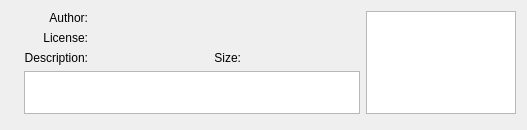
Qt form src/gui/addonWidget.ui (Stellarium/stellarium) before a commit.
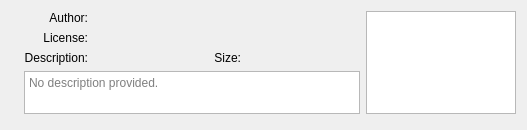
The same form after that commit.

Commit message: AddOnWidget adding placeholder text 'no description provided'

The edit to the form file:
```diff
--- a/src/gui/addonWidget.ui
+++ b/src/gui/addonWidget.ui
@@ -68,6 +68,9 @@
      <property name="textInteractionFlags">
       <set>Qt::LinksAccessibleByKeyboard|Qt::LinksAccessibleByMouse|Qt::TextBrowserInteraction|Qt::TextSelectableByKeyboard|Qt::TextSelectableByMouse</set>
      </property>
+     <property name="placeholderText">
+      <string>No description provided.</string>
+     </property>
     </widget>
    </item>
    <item row="2" column="4">
```
